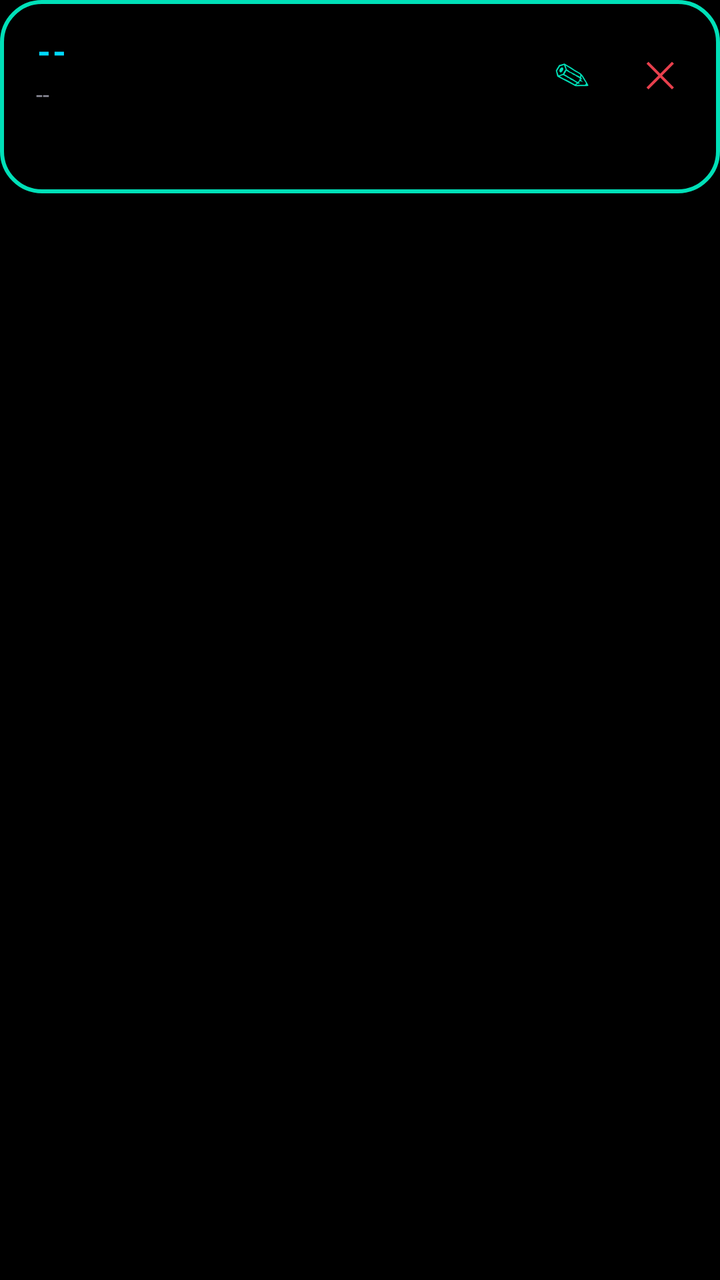
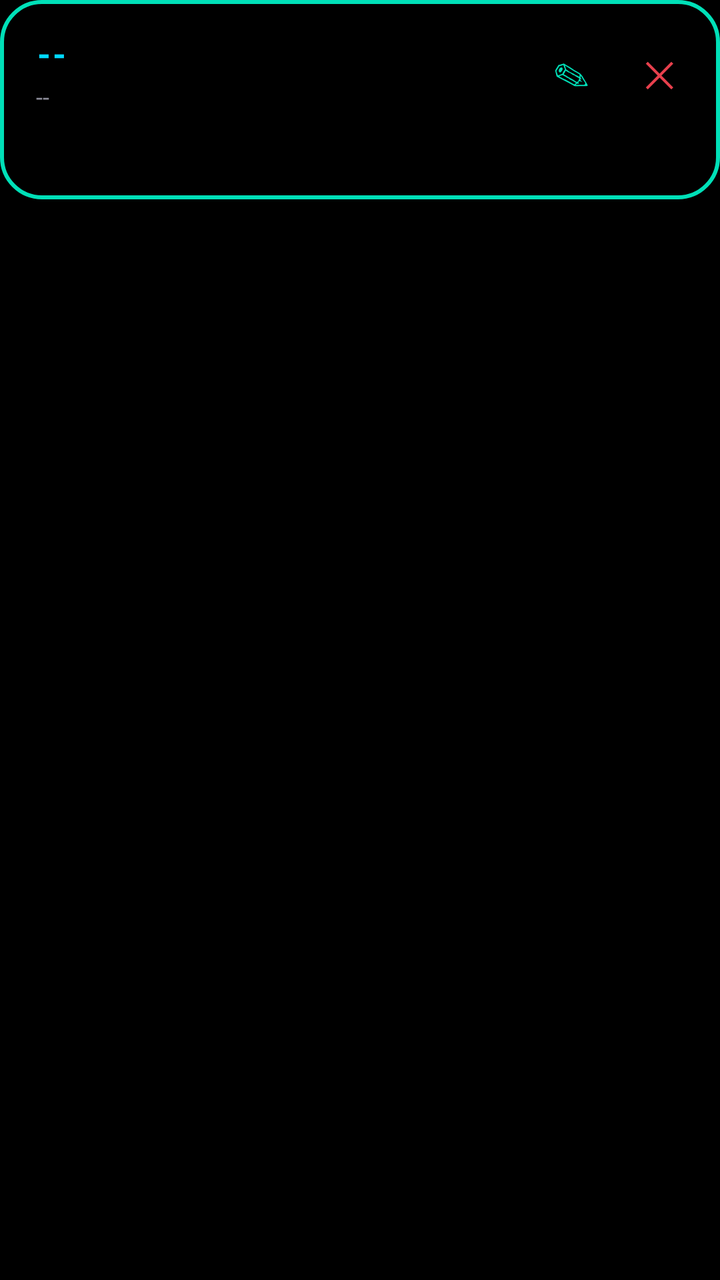

Screens rendered from an Android XML layout before and after an edit, with the pre-edit source and the edit as a unified diff.
<!-- AndroidManifest.xml: application theme Theme.SysMonWidget -->
<!-- res/layout/list_item_device.xml -->
<?xml version="1.0" encoding="utf-8"?>
<FrameLayout xmlns:android="http://schemas.android.com/apk/res/android"
    android:layout_width="match_parent"
    android:layout_height="wrap_content">

    <LinearLayout
        android:layout_width="match_parent"
        android:layout_height="wrap_content"
        android:orientation="horizontal"
        android:gravity="top"
        android:background="@drawable/app_card_background"
        android:paddingTop="14dp"
        android:paddingBottom="14dp"
        android:paddingStart="18dp"
        android:paddingEnd="8dp">

        <LinearLayout
            android:layout_width="0dp"
            android:layout_height="wrap_content"
            android:layout_weight="1"
            android:orientation="vertical">

            <TextView
                android:id="@+id/deviceNameText"
                android:layout_width="match_parent"
                android:layout_height="wrap_content"
                android:textStyle="bold"
                android:textSize="17sp"
                android:textAllCaps="true"
                android:letterSpacing="0.06"
                android:textColor="@color/retro_cyan"
                android:text="--" />

            <TextView
                android:id="@+id/deviceAddressText"
                android:layout_width="match_parent"
                android:layout_height="wrap_content"
                android:layout_marginTop="2dp"
                android:textSize="12sp"
                android:textColor="@color/retro_white_dim"
                android:text="--" />

            
            <TextView
                android:id="@+id/deviceStatsText"
                android:layout_width="match_parent"
                android:layout_height="wrap_content"
                android:layout_marginTop="10dp"
                android:textSize="13sp"
                android:lineSpacingExtra="4dp"
                android:textColor="@color/retro_white"
                android:text="" />

            
            <TextView
                android:id="@+id/deviceUpdatedText"
                android:layout_width="match_parent"
                android:layout_height="wrap_content"
                android:layout_marginTop="8dp"
                android:textSize="11sp"
                android:textColor="@color/retro_white_dim"
                android:visibility="gone"
                android:text="" />
        </LinearLayout>

        
        <com.google.android.material.button.MaterialButton
            android:id="@+id/editButton"
            style="@style/Widget.SysMonWidget.IconButton"
            android:layout_width="44dp"
            android:layout_height="44dp"
            android:textColor="@color/retro_teal"
            android:text="✎" />

        
        <com.google.android.material.button.MaterialButton
            android:id="@+id/deleteButton"
            style="@style/Widget.SysMonWidget.IconButton"
            android:layout_width="44dp"
            android:layout_height="44dp"
            android:textColor="@color/retro_red"
            android:text="✕" />

    </LinearLayout>
</FrameLayout>
<!-- resources referenced by this layout -->
<resources>
  <color name="retro_cyan">#00D9FF</color>
  <color name="retro_red">#E8404D</color>
  <color name="retro_teal">#00E0B8</color>
  <color name="retro_white">#F5F5FF</color>
  <color name="retro_white_dim">#8C8C99</color>
  <!-- drawable app_card_background (drawable) -->
  <?xml version="1.0" encoding="utf-8"?>
  <shape xmlns:android="http://schemas.android.com/apk/res/android" android:shape="rectangle">
      <solid android:color="@color/black" />
      <stroke android:width="2dp" android:color="@color/retro_teal" />
      <corners android:radius="20dp" />
  </shape>
  <style name="Widget.SysMonWidget.IconButton" parent="Widget.MaterialComponents.Button.TextButton">
          <item name="android:minWidth">44dp</item>
          <item name="android:minHeight">44dp</item>
          <item name="android:paddingStart">0dp</item>
          <item name="android:paddingEnd">0dp</item>
          <item name="android:textSize">18sp</item>
          <item name="rippleColor">#3300E0B8</item>
      </style>
  <style name="Theme.SysMonWidget" parent="Theme.MaterialComponents.NoActionBar">
          <item name="colorPrimary">@color/retro_teal</item>
          <item name="colorPrimaryDark">@color/black</item>
          <item name="colorOnPrimary">@color/black</item>
          <item name="colorAccent">@color/retro_cyan</item>
          <item name="colorSecondary">@color/retro_teal</item>
          <item name="android:windowBackground">@color/black</item>
          <item name="android:statusBarColor" tools:targetApi="lollipop">@color/black</item>
          <item name="android:navigationBarColor" tools:targetApi="lollipop">@color/black</item>
          <item name="android:textColorPrimary">@color/retro_white</item>
          <item name="android:textColorSecondary">@color/retro_white</item>
          <item name="android:textColorHint">@color/widget_text_secondary</item>
          <item name="alertDialogTheme">@style/ThemeOverlay.SysMonWidget.Dialog</item>
          <item name="materialAlertDialogTheme">@style/ThemeOverlay.SysMonWidget.Dialog</item>
      </style>
  <color name="black">#000000</color>
  <color name="widget_text_secondary">#8C8C99</color>
  <style name="ThemeOverlay.SysMonWidget.Dialog" parent="ThemeOverlay.MaterialComponents.Dialog.Alert">
          <item name="colorPrimary">@color/retro_teal</item>
          <item name="colorAccent">@color/retro_teal</item>
          <item name="android:windowBackground">@drawable/app_dialog_background</item>
          <item name="android:textColorPrimary">@color/retro_white</item>
          <item name="android:textColorHint">@color/widget_text_secondary</item>
      </style>
  <!-- drawable app_dialog_background (drawable) -->
  <?xml version="1.0" encoding="utf-8"?>
  <inset xmlns:android="http://schemas.android.com/apk/res/android" android:inset="16dp">
      <shape android:shape="rectangle">
          <solid android:color="@color/widget_bg" />
          <stroke android:width="2dp" android:color="@color/retro_teal" />
          <corners android:radius="20dp" />
      </shape>
  </inset>
  <color name="widget_bg">#0B0B10</color>
</resources>

<!-- the commit's change to res/layout/list_item_device.xml (unified diff, before → after) -->
@@ -6,80 +6,88 @@
     <LinearLayout
         android:layout_width="match_parent"
         android:layout_height="wrap_content"
-        android:orientation="horizontal"
-        android:gravity="top"
+        android:orientation="vertical"
         android:background="@drawable/app_card_background"
         android:paddingTop="14dp"
         android:paddingBottom="14dp"
         android:paddingStart="18dp"
-        android:paddingEnd="8dp">
+        android:paddingEnd="18dp">
 
+        
         <LinearLayout
-            android:layout_width="0dp"
+            android:layout_width="match_parent"
             android:layout_height="wrap_content"
-            android:layout_weight="1"
-            android:orientation="vertical">
+            android:orientation="horizontal"
+            android:gravity="center_vertical">
 
-            <TextView
-                android:id="@+id/deviceNameText"
-                android:layout_width="match_parent"
+            <LinearLayout
+                android:layout_width="0dp"
                 android:layout_height="wrap_content"
-                android:textStyle="bold"
-                android:textSize="17sp"
-                android:textAllCaps="true"
-                android:letterSpacing="0.06"
-                android:textColor="@color/retro_cyan"
-                android:text="--" />
+                android:layout_weight="1"
+                android:orientation="vertical">
 
-            <TextView
-                android:id="@+id/deviceAddressText"
-                android:layout_width="match_parent"
-                android:layout_height="wrap_content"
-                android:layout_marginTop="2dp"
-                android:textSize="12sp"
-                android:textColor="@color/retro_white_dim"
-                android:text="--" />
+                <TextView
+                    android:id="@+id/deviceNameText"
+                    android:layout_width="match_parent"
+                    android:layout_height="wrap_content"
+                    android:textStyle="bold"
+                    android:textSize="17sp"
+                    android:textAllCaps="true"
+                    android:letterSpacing="0.06"
+                    android:textColor="@color/retro_cyan"
+                    android:text="--" />
+
+                <TextView
+                    android:id="@+id/deviceAddressText"
+                    android:layout_width="match_parent"
+                    android:layout_height="wrap_content"
+                    android:layout_marginTop="2dp"
+                    android:textSize="12sp"
+                    android:textColor="@color/retro_white_dim"
+                    android:text="--" />
+            </LinearLayout>
 
             
-            <TextView
-                android:id="@+id/deviceStatsText"
-                android:layout_width="match_parent"
-                android:layout_height="wrap_content"
-                android:layout_marginTop="10dp"
-                android:textSize="13sp"
-                android:lineSpacingExtra="4dp"
-                android:textColor="@color/retro_white"
-                android:text="" />
+            <com.google.android.material.button.MaterialButton
+                android:id="@+id/editButton"
+                style="@style/Widget.SysMonWidget.IconButton"
+                android:layout_width="44dp"
+                android:layout_height="44dp"
+                android:textColor="@color/retro_teal"
+                android:text="✎" />
 
             
-            <TextView
-                android:id="@+id/deviceUpdatedText"
-                android:layout_width="match_parent"
-                android:layout_height="wrap_content"
-                android:layout_marginTop="8dp"
-                android:textSize="11sp"
-                android:textColor="@color/retro_white_dim"
-                android:visibility="gone"
-                android:text="" />
+            <com.google.android.material.button.MaterialButton
+                android:id="@+id/deleteButton"
+                style="@style/Widget.SysMonWidget.IconButton"
+                android:layout_width="44dp"
+                android:layout_height="44dp"
+                android:layout_marginEnd="-10dp"
+                android:textColor="@color/retro_red"
+                android:text="✕" />
         </LinearLayout>
 
         
-        <com.google.android.material.button.MaterialButton
-            android:id="@+id/editButton"
-            style="@style/Widget.SysMonWidget.IconButton"
-            android:layout_width="44dp"
-            android:layout_height="44dp"
-            android:textColor="@color/retro_teal"
-            android:text="✎" />
+        <TextView
+            android:id="@+id/deviceStatsText"
+            android:layout_width="match_parent"
+            android:layout_height="wrap_content"
+            android:layout_marginTop="10dp"
+            android:textSize="13sp"
+            android:lineSpacingExtra="4dp"
+            android:textColor="@color/retro_white"
+            android:text="" />
 
         
-        <com.google.android.material.button.MaterialButton
-            android:id="@+id/deleteButton"
-            style="@style/Widget.SysMonWidget.IconButton"
-            android:layout_width="44dp"
-            android:layout_height="44dp"
-            android:textColor="@color/retro_red"
-            android:text="✕" />
+        <TextView
+            android:id="@+id/deviceUpdatedText"
+            android:layout_width="match_parent"
+            android:layout_height="wrap_content"
+            android:layout_marginTop="8dp"
+            android:textSize="11sp"
+            android:textColor="@color/retro_white_dim"
+            android:visibility="gone"
+            android:text="" />
 
     </LinearLayout>
 </FrameLayout>
